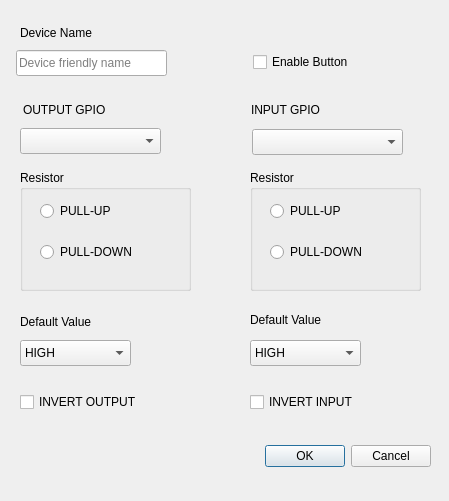
The window that dashboard_qt/dialog_configdev_digitalio.ui (ezloteam/Ezlo_Pi) describes before a commit, drawn with Qt 5.
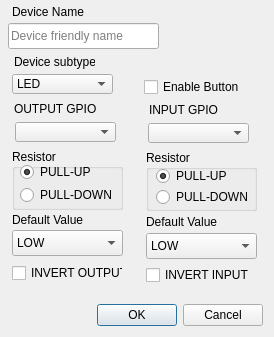
The same window after the commit.

Diff of the .ui file:
```diff
--- a/dashboard_qt/dialog_configdev_digitalio.ui
+++ b/dashboard_qt/dialog_configdev_digitalio.ui
@@ -6,8 +6,8 @@
    <rect>
     <x>0</x>
     <y>0</y>
-    <width>449</width>
-    <height>501</height>
+    <width>274</width>
+    <height>337</height>
    </rect>
   </property>
   <property name="windowTitle">
@@ -16,8 +16,8 @@
   <widget class="QDialogButtonBox" name="buttonBox">
    <property name="geometry">
     <rect>
-     <x>240</x>
-     <y>440</y>
+     <x>72</x>
+     <y>299</y>
      <width>191</width>
      <height>32</height>
     </rect>
@@ -32,8 +32,8 @@
   <widget class="QLabel" name="label_device_name">
    <property name="geometry">
     <rect>
-     <x>20</x>
-     <y>23</y>
+     <x>12</x>
+     <y>2</y>
      <width>121</width>
      <height>20</height>
     </rect>
@@ -45,8 +45,8 @@
   <widget class="QLineEdit" name="lineEdit_device_name">
    <property name="geometry">
     <rect>
-     <x>16</x>
-     <y>50</y>
+     <x>8</x>
+     <y>23</y>
      <width>151</width>
      <height>26</height>
     </rect>
@@ -58,9 +58,9 @@
   <widget class="QCheckBox" name="checkBox_enable_pushbutton">
    <property name="geometry">
     <rect>
-     <x>253</x>
-     <y>50</y>
-     <width>121</width>
+     <x>144</x>
+     <y>75</y>
+     <width>101</width>
      <height>24</height>
     </rect>
    </property>
@@ -71,30 +71,30 @@
   <widget class="QComboBox" name="comboBox_output_gpio">
    <property name="geometry">
     <rect>
-     <x>20</x>
-     <y>128</y>
-     <width>141</width>
-     <height>26</height>
+     <x>15</x>
+     <y>122</y>
+     <width>101</width>
+     <height>20</height>
     </rect>
    </property>
   </widget>
   <widget class="QComboBox" name="comboBox_input_gpio">
    <property name="geometry">
     <rect>
-     <x>252</x>
-     <y>129</y>
-     <width>151</width>
-     <height>26</height>
+     <x>148</x>
+     <y>123</y>
+     <width>101</width>
+     <height>20</height>
     </rect>
    </property>
   </widget>
   <widget class="QGroupBox" name="groupBox_resistor_output">
    <property name="geometry">
     <rect>
-     <x>20</x>
-     <y>170</y>
-     <width>171</width>
-     <height>121</height>
+     <x>12</x>
+     <y>149</y>
+     <width>111</width>
+     <height>61</height>
     </rect>
    </property>
    <property name="title">
@@ -103,8 +103,8 @@
    <widget class="QRadioButton" name="radioButton_output_pullup">
     <property name="geometry">
      <rect>
-      <x>20</x>
-      <y>29</y>
+      <x>8</x>
+      <y>11</y>
       <width>110</width>
       <height>24</height>
      </rect>
@@ -112,12 +112,15 @@
     <property name="text">
      <string>PULL-UP</string>
     </property>
+    <property name="checked">
+     <bool>true</bool>
+    </property>
    </widget>
    <widget class="QRadioButton" name="radioButton_output_pulldown">
     <property name="geometry">
      <rect>
-      <x>20</x>
-      <y>70</y>
+      <x>8</x>
+      <y>34</y>
       <width>110</width>
       <height>24</height>
      </rect>
@@ -130,10 +133,10 @@
   <widget class="QGroupBox" name="groupBox_resistor_input">
    <property name="geometry">
     <rect>
-     <x>250</x>
-     <y>170</y>
-     <width>171</width>
-     <height>121</height>
+     <x>146</x>
+     <y>150</y>
+     <width>111</width>
+     <height>61</height>
     </rect>
    </property>
    <property name="title">
@@ -142,8 +145,8 @@
    <widget class="QRadioButton" name="radioButton_input_pullup">
     <property name="geometry">
      <rect>
-      <x>20</x>
-      <y>29</y>
+      <x>10</x>
+      <y>14</y>
       <width>110</width>
       <height>24</height>
      </rect>
@@ -151,12 +154,15 @@
     <property name="text">
      <string>PULL-UP</string>
     </property>
+    <property name="checked">
+     <bool>true</bool>
+    </property>
    </widget>
    <widget class="QRadioButton" name="radioButton_input_pulldown">
     <property name="geometry">
      <rect>
-      <x>20</x>
-      <y>70</y>
+      <x>10</x>
+      <y>35</y>
       <width>110</width>
       <height>24</height>
      </rect>
@@ -169,8 +175,8 @@
   <widget class="QLabel" name="label_GPIO_OUTPUT">
    <property name="geometry">
     <rect>
-     <x>23</x>
-     <y>100</y>
+     <x>14</x>
+     <y>99</y>
      <width>121</width>
      <height>20</height>
     </rect>
@@ -182,7 +188,7 @@
   <widget class="QLabel" name="label_INPUT_GPIO">
    <property name="geometry">
     <rect>
-     <x>251</x>
+     <x>149</x>
      <y>100</y>
      <width>121</width>
      <height>20</height>
@@ -195,9 +201,9 @@
   <widget class="QLabel" name="label_default_value_output">
    <property name="geometry">
     <rect>
-     <x>20</x>
-     <y>312</y>
-     <width>121</width>
+     <x>12</x>
+     <y>210</y>
+     <width>111</width>
      <height>20</height>
     </rect>
    </property>
@@ -208,8 +214,8 @@
   <widget class="QLabel" name="label_default_value_input">
    <property name="geometry">
     <rect>
-     <x>250</x>
-     <y>310</y>
+     <x>146</x>
+     <y>212</y>
      <width>121</width>
      <height>20</height>
     </rect>
@@ -221,15 +227,15 @@
   <widget class="QComboBox" name="comboBox_default_value_output">
    <property name="geometry">
     <rect>
-     <x>20</x>
-     <y>340</y>
+     <x>12</x>
+     <y>230</y>
      <width>111</width>
      <height>26</height>
     </rect>
    </property>
    <item>
     <property name="text">
-     <string>HIGH</string>
+     <string>LOW</string>
     </property>
    </item>
    <item>
@@ -241,15 +247,15 @@
   <widget class="QComboBox" name="comboBox_default_value_input">
    <property name="geometry">
     <rect>
-     <x>250</x>
-     <y>340</y>
+     <x>146</x>
+     <y>233</y>
      <width>111</width>
      <height>26</height>
     </rect>
    </property>
    <item>
     <property name="text">
-     <string>HIGH</string>
+     <string>LOW</string>
     </property>
    </item>
    <item>
@@ -261,9 +267,9 @@
   <widget class="QCheckBox" name="checkBox_invert_output">
    <property name="geometry">
     <rect>
-     <x>20</x>
-     <y>390</y>
-     <width>141</width>
+     <x>12</x>
+     <y>261</y>
+     <width>111</width>
      <height>24</height>
     </rect>
    </property>
@@ -274,9 +280,9 @@
   <widget class="QCheckBox" name="checkBox_invert_input">
    <property name="geometry">
     <rect>
-     <x>250</x>
-     <y>390</y>
-     <width>151</width>
+     <x>146</x>
+     <y>263</y>
+     <width>111</width>
      <height>24</height>
     </rect>
    </property>
@@ -284,6 +290,44 @@
     <string>INVERT INPUT</string>
    </property>
   </widget>
+  <widget class="QComboBox" name="comboBox_output_subtype">
+   <property name="geometry">
+    <rect>
+     <x>12</x>
+     <y>74</y>
+     <width>101</width>
+     <height>20</height>
+    </rect>
+   </property>
+   <item>
+    <property name="text">
+     <string>LED</string>
+    </property>
+   </item>
+   <item>
+    <property name="text">
+     <string>Relay</string>
+    </property>
+   </item>
+   <item>
+    <property name="text">
+     <string>Plug</string>
+    </property>
+   </item>
+  </widget>
+  <widget class="QLabel" name="label_device_name_2">
+   <property name="geometry">
+    <rect>
+     <x>14</x>
+     <y>52</y>
+     <width>81</width>
+     <height>20</height>
+    </rect>
+   </property>
+   <property name="text">
+    <string>Device subtype</string>
+   </property>
+  </widget>
  </widget>
  <resources/>
  <connections>
```
Left out of the diff: 7 changed lines with no effect on the pictures.
